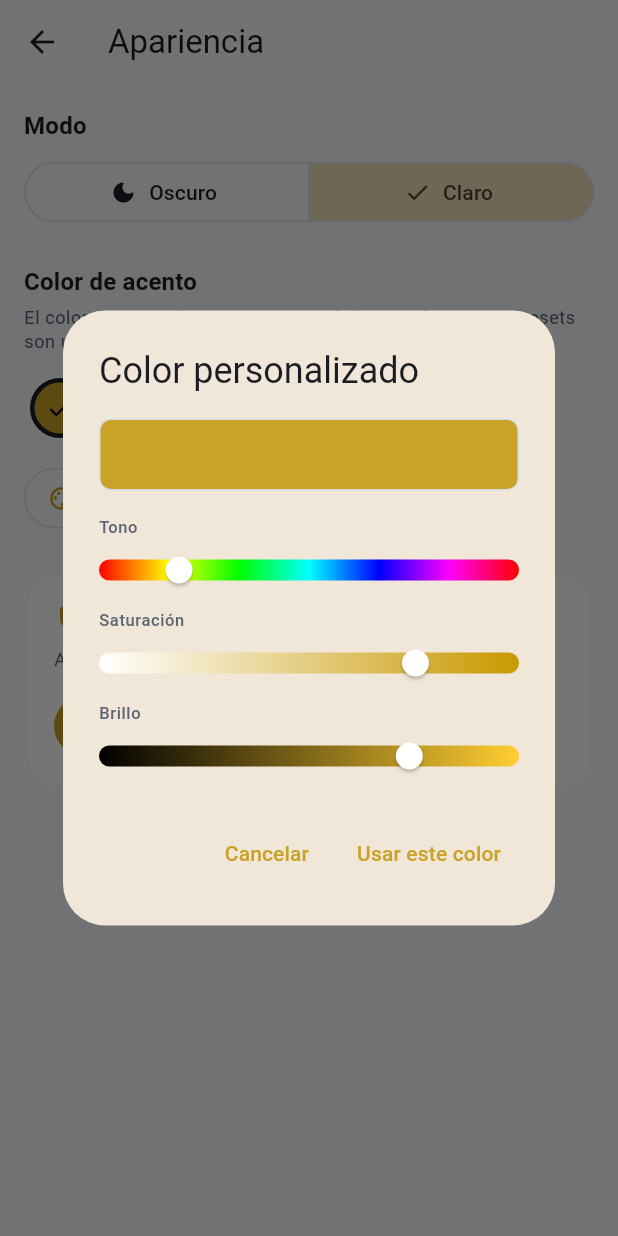
After one commit to TheIronfoxX/EasyDnD, a Flutter app: the SkinScreen screen opened directly, after a tap on "Claro", after a tap on "Elegir color personalizado", on a phone screen of 412 x 824 dp. The commit adds this screen. Run offline on Flutter 3.47's test engine with Material 3 defaults, Android fonts, the phone set to English and light mode, and no system bars; our stand-ins replace file_picker, shared_preferences; accounts and stored records are empty.

Commit message:
Rework 6b: pantalla de apariencia — modo, presets de acento y picker HSV

```diff
--- /dev/null
+++ b/lib/core/theme/accent_presets.dart
@@ -0,0 +1,40 @@
+// Presets de acento (Etapa 6b).
+//
+// Son solo datos: un nombre para el jugador y el color que se aplica al
+// `primary` del tema. El preset "Oro" es el sepia de la app vieja, así
+// que la primera opción siempre reproduce el look de siempre.
+//
+// El picker HSV queda para quien quiera salirse de la lista: el
+// SkinController no distingue entre preset y color libre.
+
+import 'package:flutter/material.dart';
+
+import 'app_theme.dart';
+
+@immutable
+class AccentPreset {
+  const AccentPreset(this.label, this.color);
+
+  final String label;
+  final Color color;
+}
+
+abstract final class AccentPresets {
+  static const List<AccentPreset> all = [
+    AccentPreset('Oro', AppTheme.defaultAccent),
+    AccentPreset('Acero', Color(0xFF5B8DEF)),
+    AccentPreset('Arcana', Color(0xFF9B7BFF)),
+    AccentPreset('Bosque', Color(0xFF57B87A)),
+    AccentPreset('Brasa', Color(0xFFE0704F)),
+    AccentPreset('Rosa', Color(0xFFE0679B)),
+  ];
+
+  /// El preset que coincide exactamente con [color], si hay uno. Con un
+  /// color libre devuelve null y ningún swatch queda marcado.
+  static AccentPreset? matching(Color color) {
+    for (final preset in all) {
+      if (preset.color == color) return preset;
+    }
+    return null;
+  }
+}
--- a/lib/features/hud/hud_screen.dart
+++ b/lib/features/hud/hud_screen.dart
@@ -18,6 +18,7 @@ import '../../domain/models/character.dart';
 import '../../state/character_store.dart';
 import '../editor/character_editor_screen.dart';
 import '../import/import_wizard_screen.dart';
+import '../skin/skin_screen.dart';
 import 'hud_combat_tab.dart';
 import 'hud_dialogs.dart';
 import 'hud_inventory_tab.dart';
@@ -25,7 +26,14 @@ import 'hud_sheet_tab.dart';
 import 'welcome_screen.dart';
 
 /// Acciones del menú de mantenimiento de la AppBar.
-enum _HudMenuAction { edit, correctWithAi, importNew, createNew, delete }
+enum _HudMenuAction {
+  edit,
+  correctWithAi,
+  importNew,
+  createNew,
+  appearance,
+  delete,
+}
 
 class HudScreen extends StatefulWidget {
   const HudScreen({super.key});
@@ -72,6 +80,10 @@ class _HudScreenState extends State<HudScreen> {
             builder: (_) => const CharacterEditorScreen(),
           ),
         );
+      case _HudMenuAction.appearance:
+        await Navigator.of(
+          context,
+        ).push(MaterialPageRoute<void>(builder: (_) => const SkinScreen()));
       case _HudMenuAction.delete:
         await _deleteCharacter(character);
     }
@@ -187,6 +199,14 @@ class _HudScreenState extends State<HudScreen> {
                 child: _MenuRow(
                   icon: Icons.person_add_rounded,
                   label: 'Crear ficha a mano',
+                ),
+              ),
+              PopupMenuDivider(),
+              PopupMenuItem(
+                value: _HudMenuAction.appearance,
+                child: _MenuRow(
+                  icon: Icons.palette_outlined,
+                  label: 'Apariencia',
                 ),
               ),
               PopupMenuDivider(),
--- a/lib/features/hud/welcome_screen.dart
+++ b/lib/features/hud/welcome_screen.dart
@@ -10,8 +10,10 @@
 
 import 'package:flutter/material.dart';
 
+import '../../core/theme/design_tokens.dart';
 import '../editor/character_editor_screen.dart';
 import '../import/import_wizard_screen.dart';
+import '../skin/skin_screen.dart';
 
 class WelcomeScreen extends StatelessWidget {
   const WelcomeScreen({super.key});
@@ -28,13 +30,21 @@ class WelcomeScreen extends StatelessWidget {
     );
   }
 
+  void _openSkin(BuildContext context) {
+    Navigator.of(
+      context,
+    ).push(MaterialPageRoute<void>(builder: (_) => const SkinScreen()));
+  }
+
   @override
   Widget build(BuildContext context) {
     final theme = Theme.of(context);
 
     return Scaffold(
       body: SafeArea(
-        child: Center(
+        child: Stack(
+          children: [
+            Center(
               child: SingleChildScrollView(
                 padding: const EdgeInsets.all(24),
                 child: ConstrainedBox(
@@ -99,6 +109,17 @@ class WelcomeScreen extends StatelessWidget {
                 ),
               ),
             ),
+            Positioned(
+              top: AppSpacing.xs,
+              right: AppSpacing.xs,
+              child: IconButton(
+                tooltip: 'Apariencia',
+                icon: const Icon(Icons.palette_outlined),
+                onPressed: () => _openSkin(context),
+              ),
+            ),
+          ],
+        ),
       ),
     );
   }
--- /dev/null
+++ b/lib/features/skin/hsv_color_picker_dialog.dart
@@ -0,0 +1,189 @@
+// Selector de color libre HSV (Etapa 6b).
+//
+// Es el heredero del HsvColorPickerDialog de la app vieja, pero sin
+// saber nada de providers ni del modo claro/oscuro: recibe un color y
+// devuelve el elegido por `Navigator.pop`. Quien lo abre (la pantalla de
+// apariencia) decide qué hacer con él.
+//
+// Los colores de la UI salen del tema; los gradientes de tono,
+// saturación y brillo son colores puros por definición (el espectro),
+// no decisiones de diseño.
+
+import 'package:flutter/material.dart';
+
+import '../../core/theme/design_tokens.dart';
+
+class HsvColorPickerDialog extends StatefulWidget {
+  const HsvColorPickerDialog({super.key, required this.initialColor});
+
+  final Color initialColor;
+
+  @override
+  State<HsvColorPickerDialog> createState() => _HsvColorPickerDialogState();
+}
+
+class _HsvColorPickerDialogState extends State<HsvColorPickerDialog> {
+  late HSVColor _hsv;
+
+  @override
+  void initState() {
+    super.initState();
+    _hsv = HSVColor.fromColor(widget.initialColor);
+  }
+
+  @override
+  Widget build(BuildContext context) {
+    final theme = Theme.of(context);
+    final currentColor = _hsv.toColor();
+
+    return AlertDialog(
+      title: const Text('Color personalizado'),
+      content: SizedBox(
+        width: 280,
+        child: Column(
+          mainAxisSize: MainAxisSize.min,
+          crossAxisAlignment: CrossAxisAlignment.stretch,
+          children: [
+            Container(
+              height: 48,
+              decoration: BoxDecoration(
+                color: currentColor,
+                borderRadius: BorderRadius.circular(AppRadii.sm),
+                border: Border.all(color: theme.colorScheme.outline),
+              ),
+            ),
+            const SizedBox(height: AppSpacing.lg),
+            const _Label('Tono'),
+            _GradientSlider(
+              value: _hsv.hue,
+              min: 0,
+              max: 360,
+              gradientColors: const [
+                Color(0xFFFF0000),
+                Color(0xFFFFFF00),
+                Color(0xFF00FF00),
+                Color(0xFF00FFFF),
+                Color(0xFF0000FF),
+                Color(0xFFFF00FF),
+                Color(0xFFFF0000),
+              ],
+              onChanged: (v) => setState(() => _hsv = _hsv.withHue(v)),
+            ),
+            const SizedBox(height: AppSpacing.sm),
+            const _Label('Saturación'),
+            _GradientSlider(
+              value: _hsv.saturation,
+              min: 0,
+              max: 1,
+              gradientColors: [
+                Colors.white,
+                HSVColor.fromAHSV(1, _hsv.hue, 1, _hsv.value).toColor(),
+              ],
+              onChanged: (v) => setState(() => _hsv = _hsv.withSaturation(v)),
+            ),
+            const SizedBox(height: AppSpacing.sm),
+            const _Label('Brillo'),
+            _GradientSlider(
+              value: _hsv.value,
+              min: 0,
+              max: 1,
+              gradientColors: [
+                Colors.black,
+                HSVColor.fromAHSV(1, _hsv.hue, _hsv.saturation, 1).toColor(),
+              ],
+              onChanged: (v) => setState(() => _hsv = _hsv.withValue(v)),
+            ),
+          ],
+        ),
+      ),
+      actions: [
+        TextButton(
+          onPressed: () => Navigator.of(context).pop(),
+          child: const Text('Cancelar'),
+        ),
+        TextButton(
+          onPressed: () => Navigator.of(context).pop(currentColor),
+          child: Text(
+            'Usar este color',
+            style: TextStyle(color: theme.colorScheme.primary),
+          ),
+        ),
+      ],
+    );
+  }
+}
+
+class _Label extends StatelessWidget {
+  const _Label(this.text);
+
+  final String text;
+
+  @override
+  Widget build(BuildContext context) {
+    final theme = Theme.of(context);
+    return Padding(
+      padding: const EdgeInsets.only(bottom: AppSpacing.xs),
+      child: Text(
+        text,
+        style: theme.textTheme.labelSmall?.copyWith(
+          color: theme.colorScheme.onSurfaceVariant,
+          letterSpacing: 0.4,
+        ),
+      ),
+    );
+  }
+}
+
+/// Slider con un degradado pintado detrás y el track real transparente.
+/// El Slider de Material queda encima del gradiente, invisible salvo por
+/// el thumb, para que el jugador arrastre sobre el color real.
+class _GradientSlider extends StatelessWidget {
+  const _GradientSlider({
+    required this.value,
+    required this.min,
+    required this.max,
+    required this.gradientColors,
+    required this.onChanged,
+  });
+
+  final double value;
+  final double min;
+  final double max;
+  final List<Color> gradientColors;
+  final ValueChanged<double> onChanged;
+
+  @override
+  Widget build(BuildContext context) {
+    return SizedBox(
+      height: 34,
+      child: Stack(
+        alignment: Alignment.center,
+        children: [
+          Container(
+            height: 14,
+            decoration: BoxDecoration(
+              borderRadius: BorderRadius.circular(AppRadii.pill),
+              gradient: LinearGradient(colors: gradientColors),
+            ),
+          ),
+          SliderTheme(
+            data: SliderTheme.of(context).copyWith(
+              trackHeight: 14,
+              activeTrackColor: Colors.transparent,
+              inactiveTrackColor: Colors.transparent,
+              thumbColor: Colors.white,
+              overlayColor: Colors.white24,
+              thumbShape: const RoundSliderThumbShape(enabledThumbRadius: 9),
+            ),
+            child: Slider(
+              value: value.clamp(min, max),
+              min: min,
+              max: max,
+              onChanged: onChanged,
+            ),
+          ),
+        ],
+      ),
+    );
+  }
+}
--- /dev/null
+++ b/lib/features/skin/skin_screen.dart
@@ -0,0 +1,236 @@
+// Pantalla de apariencia / skin (Etapa 6b).
+//
+// Es el único lugar donde el jugador toca el tema: modo claro/oscuro,
+// presets de acento y color libre con el picker HSV. Todo pasa por
+// [SkinController], que persiste y reconstruye el MaterialApp; esta
+// pantalla solo refleja su estado (watch) y le manda cambios.
+//
+// Nada de colores fijos acá: los presets viven en AccentPresets y el
+// resto sale del tema activo, así que la pantalla se ve bien en ambos
+// modos y con cualquier acento.
+
+import 'package:flutter/material.dart';
+import 'package:provider/provider.dart';
+
+import '../../core/theme/accent_presets.dart';
+import '../../core/theme/design_tokens.dart';
+import '../../state/skin_controller.dart';
+import 'hsv_color_picker_dialog.dart';
+
+class SkinScreen extends StatelessWidget {
+  const SkinScreen({super.key});
+
+  Future<void> _pickCustomColor(BuildContext context) async {
+    final skin = context.read<SkinController>();
+    final picked = await showDialog<Color>(
+      context: context,
+      builder: (_) => HsvColorPickerDialog(initialColor: skin.accentColor),
+    );
+    if (picked != null) await skin.setAccentColor(picked);
+  }
+
+  @override
+  Widget build(BuildContext context) {
+    final skin = context.watch<SkinController>();
+    final theme = Theme.of(context);
+    final selectedPreset = AccentPresets.matching(skin.accentColor);
+
+    return Scaffold(
+      appBar: AppBar(title: const Text('Apariencia')),
+      body: ListView(
+        padding: const EdgeInsets.all(AppSpacing.lg),
+        children: [
+          const _SectionTitle('Modo'),
+          const SizedBox(height: AppSpacing.sm),
+          SegmentedButton<bool>(
+            segments: const [
+              ButtonSegment(
+                value: true,
+                icon: Icon(Icons.dark_mode_rounded),
+                label: Text('Oscuro'),
+              ),
+              ButtonSegment(
+                value: false,
+                icon: Icon(Icons.light_mode_rounded),
+                label: Text('Claro'),
+              ),
+            ],
+            selected: {skin.isDarkMode},
+            onSelectionChanged: (selection) =>
+                skin.setDarkMode(selection.first),
+          ),
+          const SizedBox(height: AppSpacing.xl),
+          const _SectionTitle('Color de acento'),
+          const SizedBox(height: AppSpacing.xs),
+          Text(
+            'El color se usa en botones, iconos y la barra inferior. '
+            'Los presets son un atajo; abajo podés elegir cualquier color.',
+            style: theme.textTheme.bodySmall?.copyWith(
+              color: theme.colorScheme.onSurfaceVariant,
+            ),
+          ),
+          const SizedBox(height: AppSpacing.md),
+          Wrap(
+            spacing: AppSpacing.sm,
+            runSpacing: AppSpacing.sm,
+            children: [
+              for (final preset in AccentPresets.all)
+                _AccentSwatch(
+                  preset: preset,
+                  selected: preset == selectedPreset,
+                  onTap: () => skin.setAccentColor(preset.color),
+                ),
+            ],
+          ),
+          const SizedBox(height: AppSpacing.md),
+          Align(
+            alignment: Alignment.centerLeft,
+            child: OutlinedButton.icon(
+              onPressed: () => _pickCustomColor(context),
+              icon: const Icon(Icons.palette_outlined),
+              label: Text(
+                selectedPreset == null
+                    ? 'Cambiar color personalizado'
+                    : 'Elegir color personalizado',
+              ),
+            ),
+          ),
+          const SizedBox(height: AppSpacing.xl),
+          _ThemePreview(accent: skin.accentColor),
+        ],
+      ),
+    );
+  }
+}
+
+class _SectionTitle extends StatelessWidget {
+  const _SectionTitle(this.text);
+
+  final String text;
+
+  @override
+  Widget build(BuildContext context) {
+    final theme = Theme.of(context);
+    return Text(
+      text,
+      style: theme.textTheme.titleMedium?.copyWith(fontWeight: FontWeight.w700),
+    );
+  }
+}
+
+/// Swatch circular de un preset. El borde y la tilde se resuelven con el
+/// tema; el relleno es el color del preset, que es justamente lo que se
+/// está eligiendo.
+class _AccentSwatch extends StatelessWidget {
+  const _AccentSwatch({
+    required this.preset,
+    required this.selected,
+    required this.onTap,
+  });
+
+  final AccentPreset preset;
+  final bool selected;
+  final VoidCallback onTap;
+
+  @override
+  Widget build(BuildContext context) {
+    final theme = Theme.of(context);
+    final onAccent =
+        ThemeData.estimateBrightnessForColor(preset.color) == Brightness.dark
+        ? Colors.white
+        : Colors.black;
+
+    return Tooltip(
+      message: preset.label,
+      child: Semantics(
+        button: true,
+        selected: selected,
+        label: 'Acento ${preset.label}',
+        child: InkWell(
+          onTap: onTap,
+          customBorder: const CircleBorder(),
+          child: Padding(
+            padding: const EdgeInsets.all(AppSpacing.xs),
+            child: AnimatedContainer(
+              duration: AppDurations.fast,
+              width: 40,
+              height: 40,
+              decoration: BoxDecoration(
+                color: preset.color,
+                shape: BoxShape.circle,
+                border: Border.all(
+                  color: selected
+                      ? theme.colorScheme.onSurface
+                      : theme.colorScheme.outline,
+                  width: selected ? 3 : 1,
+                ),
+              ),
+              child: selected
+                  ? Icon(Icons.check_rounded, size: 20, color: onAccent)
+                  : null,
+            ),
+          ),
+        ),
+      ),
+    );
+  }
+}
+
+/// Vista previa en vivo: botones y textos con el acento actual, para que
+/// el jugador vea el resultado sin salir de la pantalla.
+class _ThemePreview extends StatelessWidget {
+  const _ThemePreview({required this.accent});
+
+  final Color accent;
+
+  @override
+  Widget build(BuildContext context) {
+    final theme = Theme.of(context);
+
+    return Card(
+      child: Padding(
+        padding: const EdgeInsets.all(AppSpacing.lg),
+        child: Column(
+          crossAxisAlignment: CrossAxisAlignment.start,
+          children: [
+            Row(
+              children: [
+                Icon(Icons.shield_rounded, color: accent),
+                const SizedBox(width: AppSpacing.sm),
+                Text(
+                  'Vista previa',
+                  style: theme.textTheme.titleMedium?.copyWith(
+                    fontWeight: FontWeight.w600,
+                  ),
+                ),
+              ],
+            ),
+            const SizedBox(height: AppSpacing.sm),
+            Text(
+              'Así se ven los controles con el skin actual.',
+              style: theme.textTheme.bodySmall?.copyWith(
+                color: theme.colorScheme.onSurfaceVariant,
+              ),
+            ),
+            const SizedBox(height: AppSpacing.md),
+            Wrap(
+              spacing: AppSpacing.sm,
+              runSpacing: AppSpacing.sm,
+              children: [
+                FilledButton(onPressed: () {}, child: const Text('Atacar')),
+                OutlinedButton(
+                  onPressed: () {},
+                  child: const Text('Descansar'),
+                ),
+                Chip(
+                  avatar: Icon(Icons.bolt_rounded, color: accent, size: 18),
+                  label: const Text('Recurso'),
+                ),
+              ],
+            ),
+          ],
+        ),
+      ),
+    );
+  }
+}
```
Also changed, not shown: 1 other file. Lines whose indentation alone changed are shown as unchanged.
